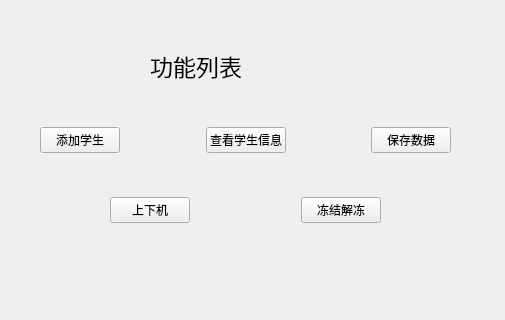
Old version of the form menu.ui in the repository kagura114/NetCard.
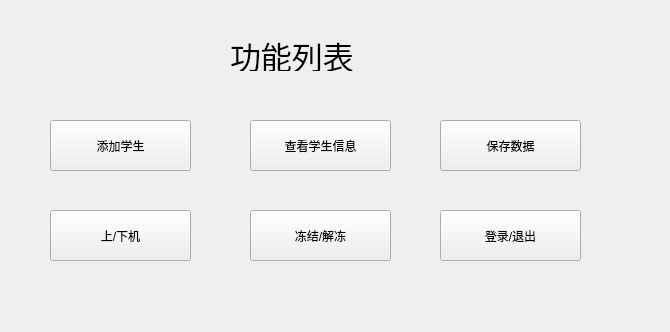
New version of the form.

```diff
--- a/menu.ui
+++ b/menu.ui
@@ -6,8 +6,8 @@
    <rect>
     <x>0</x>
     <y>0</y>
-    <width>505</width>
-    <height>320</height>
+    <width>670</width>
+    <height>332</height>
    </rect>
   </property>
   <property name="windowTitle">
@@ -16,118 +16,101 @@
   <widget class="QLabel" name="label">
    <property name="geometry">
     <rect>
-     <x>150</x>
-     <y>50</y>
+     <x>230</x>
+     <y>40</y>
      <width>221</width>
      <height>31</height>
     </rect>
    </property>
    <property name="font">
     <font>
-     <pointsize>17</pointsize>
+     <pointsize>23</pointsize>
     </font>
    </property>
    <property name="text">
     <string>功能列表</string>
    </property>
   </widget>
-  <widget class="QWidget" name="layoutWidget">
+  <widget class="QPushButton" name="SaveData">
    <property name="geometry">
     <rect>
-     <x>40</x>
-     <y>115</y>
-     <width>411</width>
+     <x>440</x>
+     <y>120</y>
+     <width>141</width>
      <height>51</height>
     </rect>
    </property>
-   <layout class="QHBoxLayout" name="horizontalLayout">
-    <item>
-     <widget class="QPushButton" name="AddStudent">
-      <property name="text">
-       <string>添加学生</string>
-      </property>
-     </widget>
-    </item>
-    <item>
-     <spacer name="horizontalSpacer">
-      <property name="orientation">
-       <enum>Qt::Horizontal</enum>
-      </property>
-      <property name="sizeHint" stdset="0">
-       <size>
-        <width>40</width>
-        <height>20</height>
-       </size>
-      </property>
-     </spacer>
-    </item>
-    <item>
-     <widget class="QPushButton" name="ViewData">
-      <property name="text">
-       <string>查看学生信息</string>
-      </property>
-     </widget>
-    </item>
-    <item>
-     <spacer name="horizontalSpacer_2">
-      <property name="orientation">
-       <enum>Qt::Horizontal</enum>
-      </property>
-      <property name="sizeHint" stdset="0">
-       <size>
-        <width>40</width>
-        <height>20</height>
-       </size>
-      </property>
-     </spacer>
-    </item>
-    <item>
-     <widget class="QPushButton" name="SaveData">
-      <property name="text">
-       <string>保存数据</string>
-      </property>
-     </widget>
-    </item>
-   </layout>
+   <property name="text">
+    <string>保存数据</string>
+   </property>
   </widget>
-  <widget class="QWidget" name="layoutWidget">
+  <widget class="QPushButton" name="ViewData">
    <property name="geometry">
     <rect>
-     <x>110</x>
-     <y>185</y>
-     <width>271</width>
+     <x>250</x>
+     <y>120</y>
+     <width>141</width>
      <height>51</height>
     </rect>
    </property>
-   <layout class="QHBoxLayout" name="horizontalLayout_2">
-    <item>
-     <widget class="QPushButton" name="UsenUnuse">
-      <property name="text">
-       <string>上下机</string>
-      </property>
-     </widget>
-    </item>
-    <item>
-     <spacer name="horizontalSpacer_3">
-      <property name="orientation">
-       <enum>Qt::Horizontal</enum>
-      </property>
-      <property name="sizeHint" stdset="0">
-       <size>
-        <width>40</width>
-        <height>20</height>
-       </size>
-      </property>
-     </spacer>
-    </item>
-    <item>
-     <widget class="QPushButton" name="FreezenUnF">
-      <property name="text">
-       <string>冻结解冻</string>
-      </property>
-     </widget>
-    </item>
-   </layout>
+   <property name="text">
+    <string>查看学生信息</string>
+   </property>
+  </widget>
+  <widget class="QPushButton" name="AddStudent">
+   <property name="geometry">
+    <rect>
+     <x>50</x>
+     <y>120</y>
+     <width>141</width>
+     <height>51</height>
+    </rect>
+   </property>
+   <property name="text">
+    <string>添加学生</string>
+   </property>
+  </widget>
+  <widget class="QPushButton" name="UsenUnuse">
+   <property name="enabled">
+    <bool>true</bool>
+   </property>
+   <property name="geometry">
+    <rect>
+     <x>50</x>
+     <y>210</y>
+     <width>141</width>
+     <height>51</height>
+    </rect>
+   </property>
+   <property name="text">
+    <string>上/下机</string>
+   </property>
+  </widget>
+  <widget class="QPushButton" name="FreezenUnF">
+   <property name="geometry">
+    <rect>
+     <x>250</x>
+     <y>210</y>
+     <width>141</width>
+     <height>51</height>
+    </rect>
+   </property>
+   <property name="text">
+    <string>冻结/解冻</string>
+   </property>
+  </widget>
+  <widget class="QPushButton" name="lio">
+   <property name="geometry">
+    <rect>
+     <x>440</x>
+     <y>210</y>
+     <width>141</width>
+     <height>51</height>
+    </rect>
+   </property>
+   <property name="text">
+    <string>登录/退出</string>
+   </property>
   </widget>
  </widget>
  <resources/>
```
